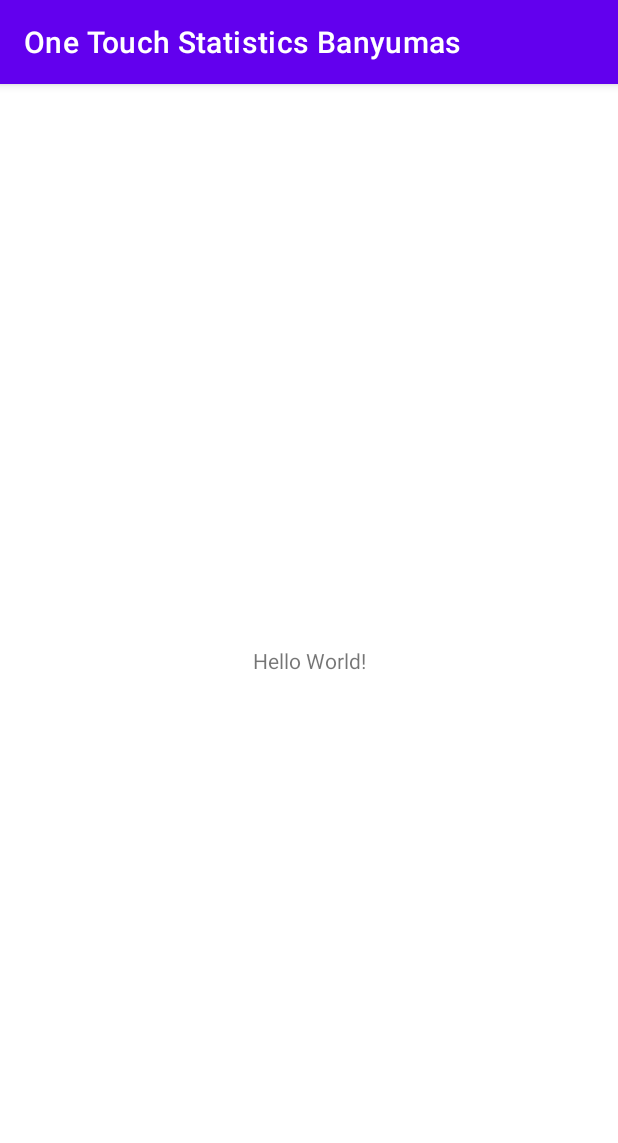
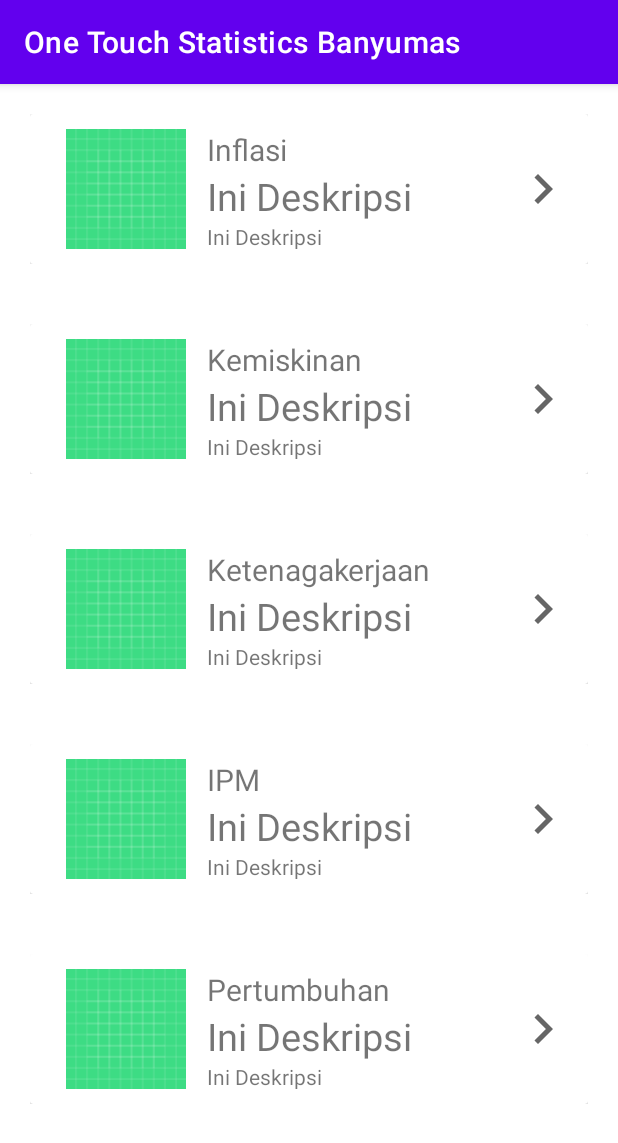
Before and after one commit to yogaiw/one-touch-statistics-banyumas-bps, an Android app: the screen it shows after launch (MainActivity), on a phone screen of 412 x 824 dp. Shown: the top 1143 px of the screen. Run offline under Robolectric (Android 15) with nearby library versions, the phone set to English and light mode, and no system bars.

Commit message:
Menu Utama
recyclerview, data dalam array strings

```diff
--- a/app/build.gradle
+++ b/app/build.gradle
@@ -1,6 +1,7 @@
 plugins {
     id 'com.android.application'
     id 'kotlin-android'
+    id 'kotlin-android-extensions'
 }
 
 android {
@@ -29,6 +30,9 @@ android {
     kotlinOptions {
         jvmTarget = '1.8'
     }
+    viewBinding {
+        enabled = true
+    }
 }
 
 dependencies {
--- a/app/src/main/java/com/bpsbanyumas/onetouchstatisticsbanyumas/MainActivity.kt
+++ b/app/src/main/java/com/bpsbanyumas/onetouchstatisticsbanyumas/MainActivity.kt
@@ -2,10 +2,44 @@ package com.bpsbanyumas.onetouchstatisticsbanyumas
 
 import androidx.appcompat.app.AppCompatActivity
 import android.os.Bundle
+import androidx.recyclerview.widget.LinearLayoutManager
+import com.bpsbanyumas.onetouchstatisticsbanyumas.adapters.MainDataAdapter
+import kotlinx.android.synthetic.main.activity_main.*
 
 class MainActivity : AppCompatActivity() {
+
+    private val list = ArrayList<MainData>()
+
     override fun onCreate(savedInstanceState: Bundle?) {
         super.onCreate(savedInstanceState)
         setContentView(R.layout.activity_main)
+
+        rv_maindata.setHasFixedSize(true)
+        list.addAll(getListMainData())
+        showRecyclerList()
+    }
+
+    fun getListMainData(): ArrayList<MainData> {
+        val dataJudul = resources.getStringArray(R.array.data_judul)
+        val dataValue = resources.getStringArray(R.array.data_value)
+        val dataDeskripsi = resources.getStringArray(R.array.data_deskripsi)
+
+        val listMainData = ArrayList<MainData>()
+
+        for (position in dataJudul.indices) {
+            val myData = MainData(
+                dataJudul[position],
+                dataValue[position],
+                dataDeskripsi[position]
+            )
+            listMainData.add(myData)
+        }
+        return listMainData
+    }
+
+    private fun showRecyclerList() {
+        rv_maindata.layoutManager = LinearLayoutManager(this)
+        val listMyDataAdapter = MainDataAdapter(list, this@MainActivity)
+        rv_maindata.adapter = listMyDataAdapter
     }
 }
--- /dev/null
+++ b/app/src/main/java/com/bpsbanyumas/onetouchstatisticsbanyumas/MainData.kt
@@ -0,0 +1,12 @@
+package com.bpsbanyumas.onetouchstatisticsbanyumas
+
+import android.os.Parcelable
+import kotlinx.android.parcel.Parcelize
+
+@Parcelize
+data class MainData (
+    var judul: String,
+    var value: String,
+    var deskripsi: String,
+//    var icon: String
+):Parcelable
--- /dev/null
+++ b/app/src/main/java/com/bpsbanyumas/onetouchstatisticsbanyumas/adapters/MainDataAdapter.kt
@@ -0,0 +1,36 @@
+package com.bpsbanyumas.onetouchstatisticsbanyumas.adapters
+
+import android.content.Context
+import android.content.Intent
+import android.view.LayoutInflater
+import android.view.View
+import android.view.ViewGroup
+import android.widget.TextView
+import androidx.recyclerview.widget.RecyclerView
+import com.bpsbanyumas.onetouchstatisticsbanyumas.MainData
+import com.bpsbanyumas.onetouchstatisticsbanyumas.R
+
+class MainDataAdapter(private val listMyDatas: ArrayList<MainData>, val context: Context) : RecyclerView.Adapter<MainDataAdapter.CardViewViewHolder>() {
+    override fun onCreateViewHolder(parent: ViewGroup, viewType: Int): CardViewViewHolder {
+        val view: View = LayoutInflater.from(parent.context).inflate(R.layout.card_item, parent, false)
+        return CardViewViewHolder(view)
+    }
+    override fun onBindViewHolder(holder: CardViewViewHolder, position: Int) {
+        val mainData = listMyDatas[position]
+
+        holder.tvJudul.text = mainData.judul
+        holder.tvValue.text = mainData.deskripsi
+        holder.tvDeskripsi.text = mainData.deskripsi
+
+    }
+
+    override fun getItemCount(): Int {
+        return listMyDatas.size
+    }
+
+    inner class CardViewViewHolder(itemView: View) : RecyclerView.ViewHolder(itemView) {
+        var tvJudul: TextView = itemView.findViewById(R.id.tv_judul)
+        var tvValue: TextView = itemView.findViewById(R.id.tv_value)
+        var tvDeskripsi: TextView = itemView.findViewById(R.id.tv_deskripsi)
+    }
+}
--- /dev/null
+++ b/app/src/main/res/drawable/ic_next.xml
@@ -0,0 +1,10 @@
+<vector xmlns:android="http://schemas.android.com/apk/res/android"
+    android:width="24dp"
+    android:height="24dp"
+    android:viewportWidth="24"
+    android:viewportHeight="24"
+    android:tint="?attr/colorControlNormal">
+  <path
+      android:fillColor="@android:color/white"
+      android:pathData="M10,6L8.59,7.41 13.17,12l-4.58,4.59L10,18l6,-6z"/>
+</vector>
--- a/app/src/main/res/layout/activity_main.xml
+++ b/app/src/main/res/layout/activity_main.xml
@@ -6,13 +6,10 @@
     android:layout_height="match_parent"
     tools:context=".MainActivity">
 
-    <TextView
+    <androidx.recyclerview.widget.RecyclerView
         android:layout_width="wrap_content"
         android:layout_height="wrap_content"
-        android:text="Hello World!"
-        app:layout_constraintBottom_toBottomOf="parent"
-        app:layout_constraintLeft_toLeftOf="parent"
-        app:layout_constraintRight_toRightOf="parent"
-        app:layout_constraintTop_toTopOf="parent" />
+        android:id="@+id/rv_maindata"
+        tools:listitem="@layout/card_item"/>
 
 </androidx.constraintlayout.widget.ConstraintLayout>
--- /dev/null
+++ b/app/src/main/res/layout/card_item.xml
@@ -0,0 +1,63 @@
+<?xml version="1.0" encoding="utf-8"?>
+<RelativeLayout xmlns:android="http://schemas.android.com/apk/res/android"
+    android:layout_width="match_parent"
+    android:layout_height="wrap_content"
+    android:id="@+id/item_maindata"
+    android:padding="20dp">
+
+    <androidx.cardview.widget.CardView
+        android:layout_width="match_parent"
+        android:layout_height="wrap_content"
+        android:id="@+id/item"
+        android:clickable="true">
+        <LinearLayout
+            android:layout_width="match_parent"
+            android:layout_height="100dp"
+            android:padding="10dp"
+            android:orientation="horizontal">
+                <LinearLayout
+                    android:layout_width="wrap_content"
+                    android:layout_height="wrap_content">
+                    <ImageView
+                        android:layout_width="wrap_content"
+                        android:layout_height="wrap_content"
+                        android:id="@+id/iv_icon"
+                        android:src="@drawable/ic_launcher_background"/>
+                </LinearLayout>
+                <LinearLayout
+                    android:layout_width="wrap_content"
+                    android:layout_height="match_parent"
+                    android:orientation="vertical">
+                    <TextView
+                        android:layout_width="match_parent"
+                        android:layout_height="wrap_content"
+                        android:id="@+id/tv_judul"
+                        android:text="Judul"
+                        android:textSize="20dp"/>
+                    <TextView
+                        android:layout_width="match_parent"
+                        android:layout_height="wrap_content"
+                        android:id="@+id/tv_value"
+                        android:text="Value"
+                        android:textSize="25dp"/>
+                    <TextView
+                        android:layout_width="match_parent"
+                        android:layout_height="wrap_content"
+                        android:id="@+id/tv_deskripsi"
+                        android:text="Deskripsi"/>
+                </LinearLayout>
+                <LinearLayout
+                    android:layout_width="match_parent"
+                    android:layout_height="wrap_content"
+                    android:layout_gravity="center"
+                    android:gravity="end">
+                    <ImageView
+                        android:layout_width="40dp"
+                        android:layout_height="40dp"
+                        android:src="@drawable/ic_next"
+                        android:scaleType="fitXY"
+                        />
+                </LinearLayout>
+        </LinearLayout>
+    </androidx.cardview.widget.CardView>
+</RelativeLayout>
--- a/app/src/main/res/values/strings.xml
+++ b/app/src/main/res/values/strings.xml
@@ -1,3 +1,27 @@
 <resources>
     <string name="app_name">One Touch Statistics Banyumas</string>
+
+    <string-array name="data_judul">
+        <item>Inflasi</item>
+        <item>Kemiskinan</item>
+        <item>Ketenagakerjaan</item>
+        <item>IPM</item>
+        <item>Pertumbuhan</item>
+    </string-array>
+
+    <string-array name="data_value">
+        <item>Sekian %</item>
+        <item>Sekian %</item>
+        <item>Sekian %</item>
+        <item>Sekian %</item>
+        <item>Sekian %</item>
+    </string-array>
+
+    <string-array name="data_deskripsi">
+        <item>Ini Deskripsi</item>
+        <item>Ini Deskripsi</item>
+        <item>Ini Deskripsi</item>
+        <item>Ini Deskripsi</item>
+        <item>Ini Deskripsi</item>
+    </string-array>
 </resources>
```
